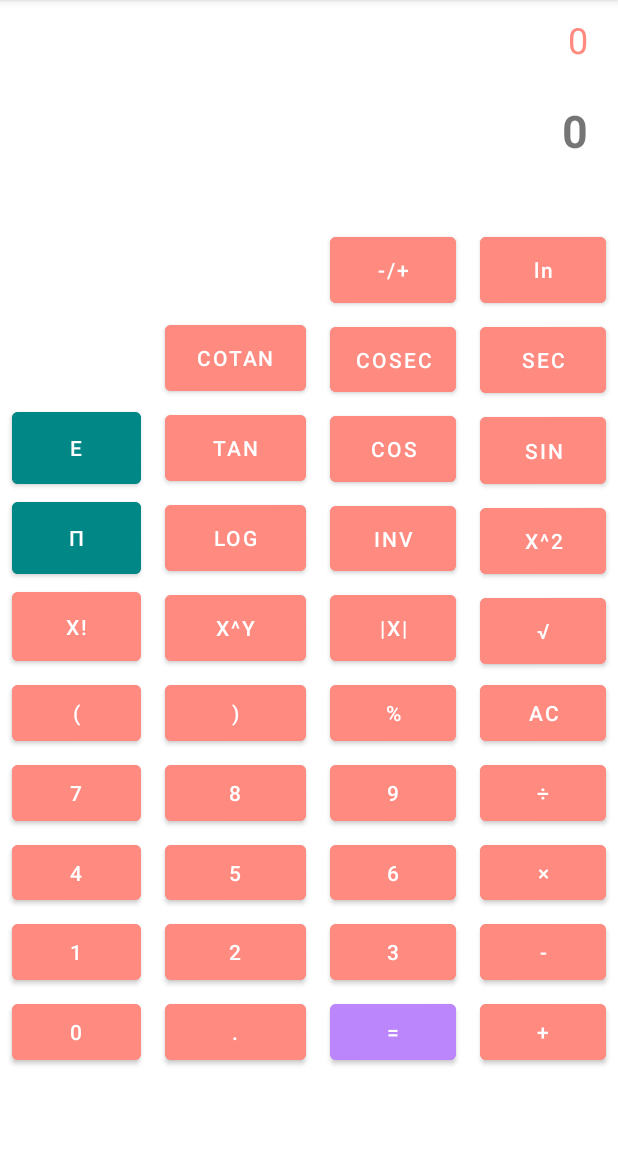
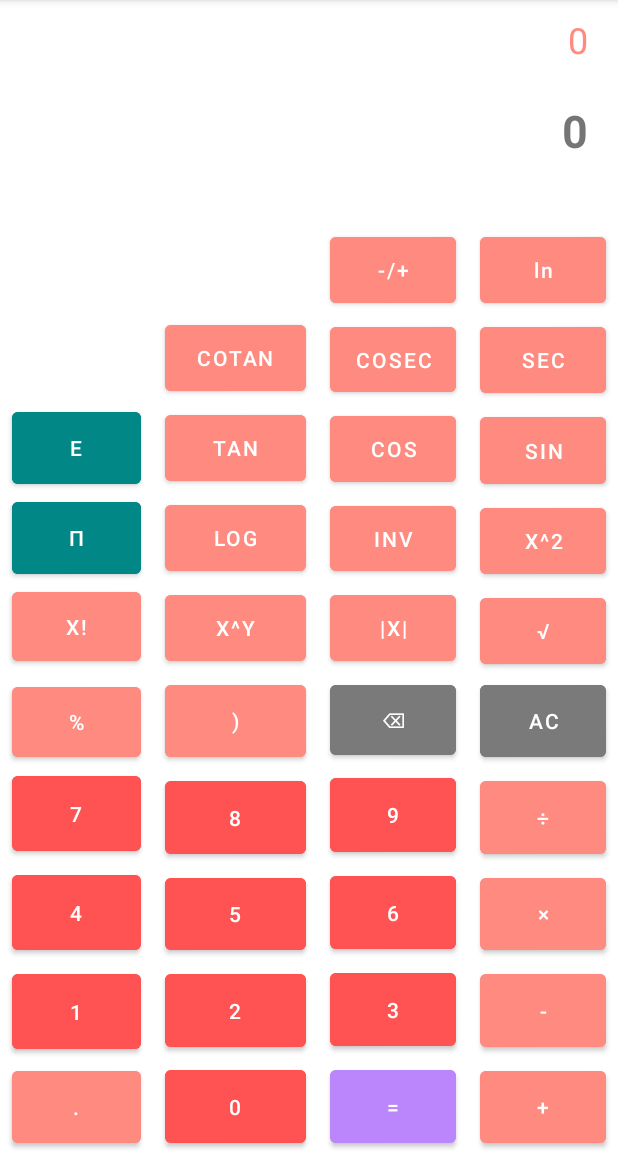
Before and after one commit to rmlz/AndroidSciCalculator, an Android app: the screen it shows after launch (MainActivity), on a phone screen of 412 x 824 dp, the part 84-1236 px from its top. Run offline under Robolectric (Android 15) with nearby library versions, the phone set to English and light mode, and no system bars.

Commit message:
add several operations and new color to calculator

```diff
--- a/app/src/main/res/layout/activity_main.xml
+++ b/app/src/main/res/layout/activity_main.xml
@@ -11,16 +11,15 @@
         android:layout_width="0dp"
         android:layout_height="0dp"
         android:layout_marginStart="8dp"
-        android:layout_marginTop="2dp"
+        android:layout_marginTop="3dp"
         android:layout_marginEnd="8dp"
-        android:layout_marginBottom="2dp"
-        android:backgroundTint="@color/red_100"
+        android:backgroundTint="@color/red_200"
         android:onClick="buttonClicked"
         android:text="@string/zero"
-        app:layout_constraintBottom_toTopOf="@+id/guideline10"
-        app:layout_constraintEnd_toStartOf="@+id/guideline6"
-        app:layout_constraintStart_toStartOf="parent"
-        app:layout_constraintTop_toBottomOf="@+id/button_1" />
+        app:layout_constraintBottom_toBottomOf="parent"
+        app:layout_constraintEnd_toStartOf="@+id/guideline5"
+        app:layout_constraintStart_toStartOf="@+id/guideline6"
+        app:layout_constraintTop_toBottomOf="@+id/button_2" />
 
     <Button
         android:id="@+id/button_dot"
@@ -29,14 +28,13 @@
         android:layout_marginStart="8dp"
         android:layout_marginTop="2dp"
         android:layout_marginEnd="8dp"
-        android:layout_marginBottom="2dp"
         android:backgroundTint="@color/red_100"
         android:onClick="buttonClicked"
         android:text="@string/dot"
-        app:layout_constraintBottom_toTopOf="@+id/guideline10"
-        app:layout_constraintEnd_toStartOf="@+id/guideline5"
+        app:layout_constraintBottom_toBottomOf="parent"
+        app:layout_constraintEnd_toStartOf="@+id/guideline6"
         app:layout_constraintHorizontal_bias="0.0"
-        app:layout_constraintStart_toStartOf="@+id/guideline6"
+        app:layout_constraintStart_toStartOf="parent"
         app:layout_constraintTop_toBottomOf="@+id/button_2" />
 
     <Button
@@ -46,11 +44,10 @@
         android:layout_marginStart="8dp"
         android:layout_marginTop="2dp"
         android:layout_marginEnd="8dp"
-        android:layout_marginBottom="2dp"
         android:backgroundTint="@color/purple_200"
         android:onClick="buttonClicked"
         android:text="@string/equal_to"
-        app:layout_constraintBottom_toTopOf="@+id/guideline10"
+        app:layout_constraintBottom_toBottomOf="parent"
         app:layout_constraintEnd_toStartOf="@+id/guideline4"
         app:layout_constraintStart_toStartOf="@+id/guideline5"
         app:layout_constraintTop_toBottomOf="@+id/button_3" />
@@ -62,11 +59,10 @@
         android:layout_marginStart="8dp"
         android:layout_marginTop="2dp"
         android:layout_marginEnd="8dp"
-        android:layout_marginBottom="2dp"
         android:backgroundTint="@color/red_100"
         android:onClick="buttonClicked"
         android:text="@string/sum"
-        app:layout_constraintBottom_toTopOf="@+id/guideline10"
+        app:layout_constraintBottom_toBottomOf="parent"
         app:layout_constraintEnd_toEndOf="parent"
         app:layout_constraintStart_toStartOf="@+id/guideline4"
         app:layout_constraintTop_toBottomOf="@+id/button_subtraction" />
@@ -79,7 +75,7 @@
         android:layout_marginTop="2dp"
         android:layout_marginEnd="8dp"
         android:layout_marginBottom="2dp"
-        android:backgroundTint="@color/red_100"
+        android:backgroundTint="@color/red_200"
         android:onClick="buttonClicked"
         android:text="@string/four"
         app:layout_constraintBottom_toTopOf="@+id/button_1"
@@ -95,7 +91,7 @@
         android:layout_marginTop="2dp"
         android:layout_marginEnd="8dp"
         android:layout_marginBottom="2dp"
-        android:backgroundTint="@color/red_100"
+        android:backgroundTint="@color/red_200"
         android:onClick="buttonClicked"
         android:text="@string/five"
         app:layout_constraintBottom_toTopOf="@+id/button_2"
@@ -111,7 +107,7 @@
         android:layout_marginTop="2dp"
         android:layout_marginEnd="8dp"
         android:layout_marginBottom="2dp"
-        android:backgroundTint="@color/red_100"
+        android:backgroundTint="@color/red_200"
         android:onClick="buttonClicked"
         android:text="@string/six"
         app:layout_constraintBottom_toTopOf="@+id/button_3"
@@ -127,7 +123,7 @@
         android:layout_marginTop="2dp"
         android:layout_marginEnd="8dp"
         android:layout_marginBottom="2dp"
-        android:backgroundTint="@color/red_100"
+        android:backgroundTint="@color/red_200"
         android:onClick="buttonClicked"
         android:text="@string/seven"
         app:layout_constraintBottom_toTopOf="@+id/button_4"
@@ -140,16 +136,16 @@
         android:layout_width="0dp"
         android:layout_height="0dp"
         android:layout_marginStart="8dp"
-        android:layout_marginTop="2dp"
+        android:layout_marginTop="5dp"
         android:layout_marginEnd="8dp"
-        android:layout_marginBottom="2dp"
+        android:layout_marginBottom="4dp"
         android:backgroundTint="@color/red_100"
         android:onClick="buttonClicked"
         android:text="@string/percentage"
-        app:layout_constraintBottom_toTopOf="@+id/button_9"
-        app:layout_constraintEnd_toStartOf="@+id/guideline4"
-        app:layout_constraintStart_toStartOf="@+id/guideline5"
-        app:layout_constraintTop_toTopOf="@+id/guideline8" />
+        app:layout_constraintBottom_toTopOf="@+id/button_8"
+        app:layout_constraintEnd_toStartOf="@+id/guideline6"
+        app:layout_constraintStart_toStartOf="parent"
+        app:layout_constraintTop_toBottomOf="@+id/button_potentiation" />
 
     <Button
         android:id="@+id/button_1"
@@ -159,7 +155,7 @@
         android:layout_marginTop="2dp"
         android:layout_marginEnd="8dp"
         android:layout_marginBottom="2dp"
-        android:backgroundTint="@color/red_100"
+        android:backgroundTint="@color/red_200"
         android:onClick="buttonClicked"
         android:text="@string/one"
         app:layout_constraintBottom_toTopOf="@+id/button_0"
@@ -176,7 +172,7 @@
         android:layout_marginTop="2dp"
         android:layout_marginEnd="8dp"
         android:layout_marginBottom="2dp"
-        android:backgroundTint="@color/red_100"
+        android:backgroundTint="@color/red_200"
         android:onClick="buttonClicked"
         android:text="@string/two"
         app:layout_constraintBottom_toTopOf="@+id/button_dot"
@@ -192,7 +188,7 @@
         android:layout_marginTop="2dp"
         android:layout_marginEnd="8dp"
         android:layout_marginBottom="2dp"
-        android:backgroundTint="@color/red_100"
+        android:backgroundTint="@color/red_200"
         android:onClick="buttonClicked"
         android:text="@string/three"
         app:layout_constraintBottom_toTopOf="@+id/button_equal"
@@ -256,7 +252,7 @@
         android:layout_marginTop="2dp"
         android:layout_marginEnd="8dp"
         android:layout_marginBottom="2dp"
-        android:backgroundTint="@color/red_100"
+        android:backgroundTint="@color/red_200"
         android:onClick="buttonClicked"
         android:text="@string/nine"
         app:layout_constraintBottom_toTopOf="@+id/button_6"
@@ -271,14 +267,16 @@
         android:layout_marginStart="8dp"
         android:layout_marginTop="2dp"
         android:layout_marginEnd="8dp"
-        android:layout_marginBottom="2dp"
-        android:backgroundTint="@color/red_100"
-        android:onClick="buttonClicked"
-        android:text="@string/left_parenthesis"
-        app:layout_constraintBottom_toTopOf="@+id/button_7"
-        app:layout_constraintEnd_toStartOf="@+id/guideline6"
-        app:layout_constraintStart_toStartOf="parent"
-        app:layout_constraintTop_toTopOf="@+id/guideline8" />
+        android:layout_marginBottom="3dp"
+        android:backgroundTint="@color/grey"
+        android:clickable="true"
+        android:text="@string/backspace"
+        app:layout_constraintBottom_toTopOf="@+id/button_9"
+        app:layout_constraintEnd_toStartOf="@+id/guideline4"
+        app:layout_constraintHorizontal_bias="0.0"
+        app:layout_constraintStart_toStartOf="@+id/guideline5"
+        app:layout_constraintTop_toTopOf="@+id/guideline8"
+        app:layout_constraintVertical_bias="0.0" />
 
     <Button
         android:id="@+id/button_8"
@@ -288,7 +286,7 @@
         android:layout_marginTop="2dp"
         android:layout_marginEnd="8dp"
         android:layout_marginBottom="2dp"
-        android:backgroundTint="@color/red_100"
+        android:backgroundTint="@color/red_200"
         android:onClick="buttonClicked"
         android:text="@string/eight"
         app:layout_constraintBottom_toTopOf="@+id/button_5"
@@ -304,7 +302,7 @@
         android:layout_marginTop="2dp"
         android:layout_marginEnd="8dp"
         android:layout_marginBottom="2dp"
-        android:backgroundTint="@color/red_100"
+        android:backgroundTint="@color/grey"
         android:onClick="buttonClicked"
         android:text="@string/clear_all"
         app:layout_constraintBottom_toTopOf="@+id/button_division"
@@ -644,8 +642,8 @@
         android:padding="10sp"
         android:scrollbarAlwaysDrawHorizontalTrack="false"
         android:scrollbarAlwaysDrawVerticalTrack="false"
-        android:scrollbars="horizontal|vertical"
-        android:scrollHorizontally="false"
+        android:scrollbars="horizontal"
+        android:scrollHorizontally="true"
         android:text="0"
         android:textAlignment="textEnd"
         android:textSize="30sp"
@@ -656,6 +654,7 @@
         app:layout_constraintStart_toStartOf="parent"
         app:layout_constraintTop_toTopOf="@+id/guideline"
         app:layout_constraintVertical_bias="1.0" />
+
 
     <androidx.constraintlayout.widget.Guideline
         android:id="@+id/guideline3"
--- a/app/src/main/res/values/colors.xml
+++ b/app/src/main/res/values/colors.xml
@@ -8,4 +8,6 @@
     <color name="black">#FF000000</color>
     <color name="white">#FFFFFFFF</color>
     <color name="red_100">#FF8A80</color>
+    <color name="grey">#7A7A7A</color>
+    <color name="red_200">#FF5252</color>
 </resources>
--- a/app/src/main/res/values/strings.xml
+++ b/app/src/main/res/values/strings.xml
@@ -17,6 +17,7 @@
     <string name="clear_all">AC</string>
     <string name="right_parenthesis">)</string>
     <string name="left_parenthesis">(</string>
+    <string name="backspace">\u232B</string>
     <string name="dot">.</string>
     <!-- <string name=""></string> -->
     <!-- simple operators -->
```
Also changed, not shown: app/src/main/java/com/ramonbarros/scicalc/MainActivity.kt (+90 -59 lines).
